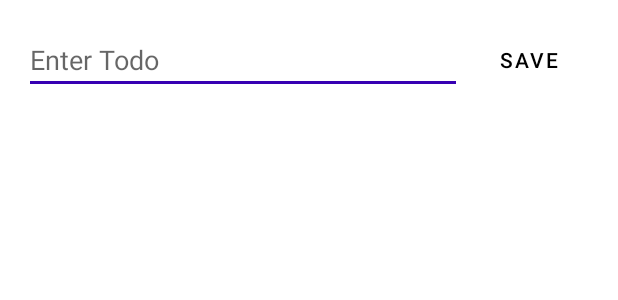
After one commit to AliGalip75/Todo_List, an Android app: the layout bottom_sheet_layout.xml on its own in the app's theme, with its tools: preview values and no code run, on a phone screen of 412 x 824 dp. The commit adds this screen. Shown: the top 300 px of the screen. Run offline under Robolectric (Android 15) with nearby library versions, the phone set to English and light mode, and no system bars.

Commit message:
Last Changes

```diff
--- a/app/src/main/AndroidManifest.xml
+++ b/app/src/main/AndroidManifest.xml
@@ -15,7 +15,7 @@
         <activity
             android:name=".MainActivity"
             android:exported="true"
-            android:windowSoftInputMode="adjustNothing|stateHidden"
+            android:windowSoftInputMode="adjustNothing"
             android:label="@string/app_name">
             <intent-filter>
                 <action android:name="android.intent.action.MAIN" />
--- /dev/null
+++ b/app/src/main/res/layout/bottom_sheet_layout.xml
@@ -0,0 +1,26 @@
+<LinearLayout xmlns:android="http://schemas.android.com/apk/res/android"
+    android:layout_width="match_parent"
+    android:layout_height="wrap_content"
+    xmlns:app="http://schemas.android.com/apk/res-auto"
+    android:orientation="horizontal"
+    android:padding="16dp"
+    android:background="@android:color/white"
+    android:gravity="center">
+
+    <EditText
+        android:id="@+id/newTaskEdit"
+        android:layout_width="0dp"
+        android:layout_height="wrap_content"
+        android:layout_weight="1"
+        android:hint="Enter Todo"
+        android:imeOptions="actionDone" />
+
+    <com.google.android.material.button.MaterialButton
+        android:id="@+id/addTaskButton"
+        android:layout_width="wrap_content"
+        android:layout_height="wrap_content"
+        app:cornerRadius="20dp"
+        android:text="Save"
+        android:background="@android:color/transparent"
+        android:textColor="?attr/colorOnPrimary"/>
+</LinearLayout>
```
Also changed, not shown: app/src/main/java/com/example/todo_list/ui/calendar/CalendarFragment.java (+19 -37 lines), app/src/main/java/com/example/todo_list/ui/calendar/CalendarViewModel.java (+0 -18 lines), app/src/main/java/com/example/todo_list/ui/calendar/TaskBottomSheetFragment.java (added, +60 -0 lines), app/src/main/res/layout/fragment_calendar.xml (+0 -27 lines).
